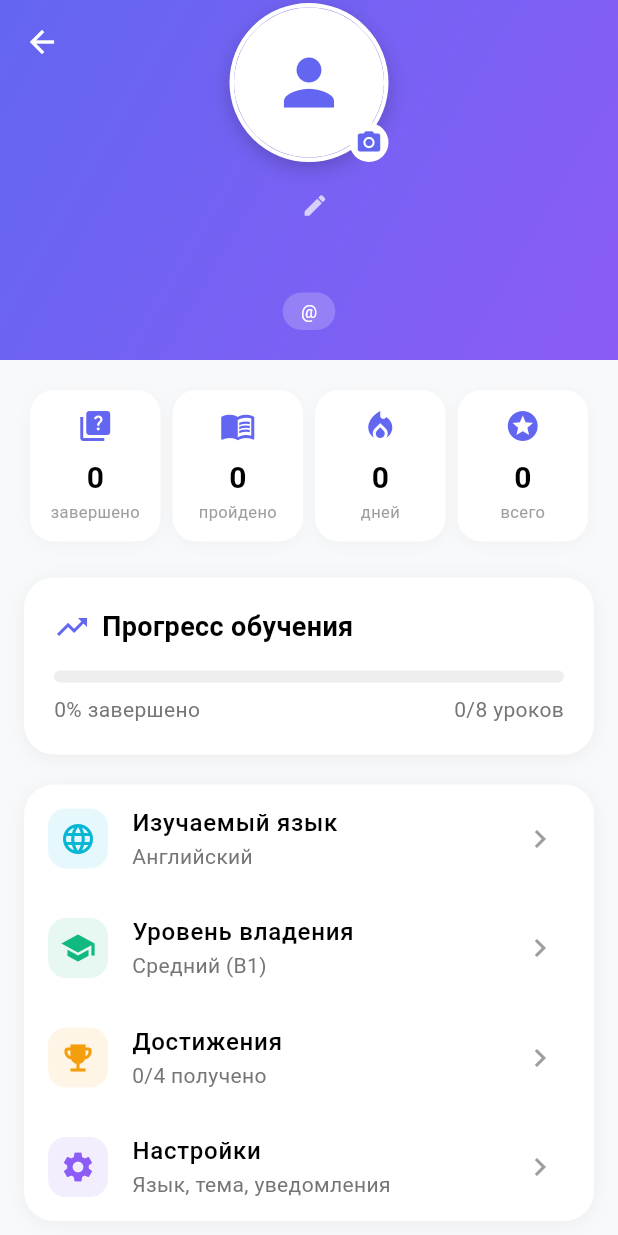
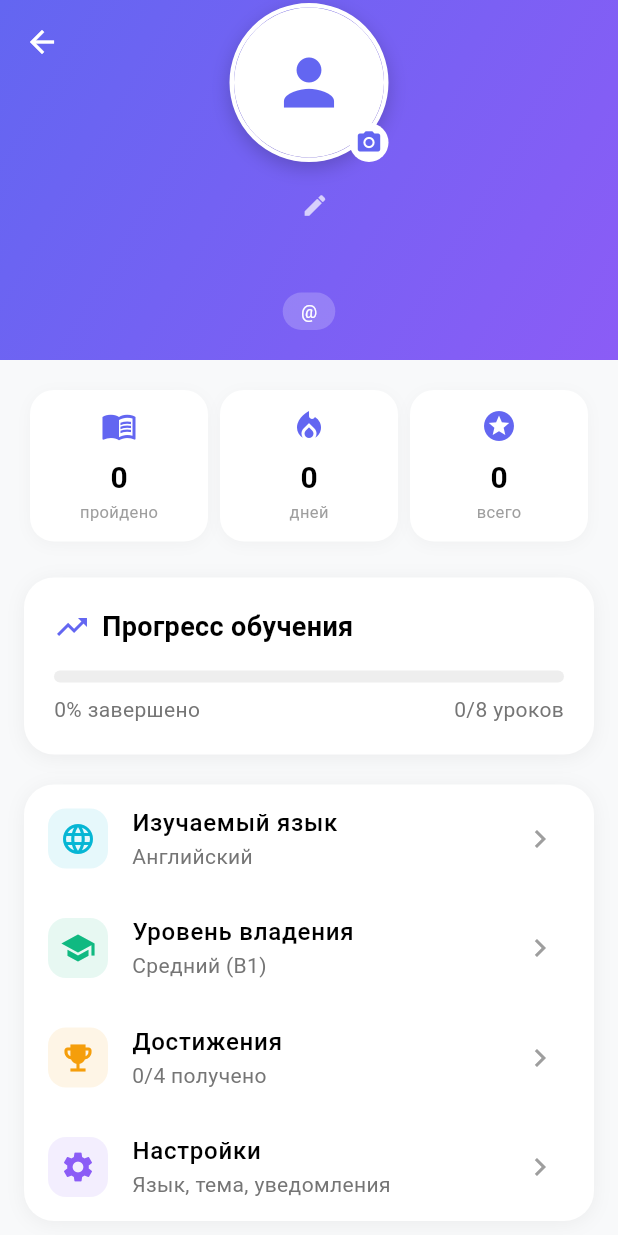
Before and after one commit to Yunus08444/PolyglotJoy, a Flutter app: the ProfilePage screen opened by its route, on a phone screen of 412 x 824 dp. Run offline on Flutter 3.47's test engine with Material 3 defaults, Android fonts, the phone set to English and light mode, and no system bars; our stand-ins replace dio, flutter_secure_storage, image_picker, shared_preferences; accounts and stored records are empty; network calls fail.

Commit message:
delete the test icons

```diff
--- a/lib/pages/profile/profile_page.dart
+++ b/lib/pages/profile/profile_page.dart
@@ -704,12 +704,6 @@ class _ProfilePageState extends State<ProfilePage> with WidgetsBindingObserver {
                         Row(
                           children: [
                             _buildStatCard(
-                              Icons.quiz,
-                              'Тесты',
-                              _completedTests,
-                              'завершено',
-                            ),
-                            _buildStatCard(
                               Icons.menu_book,
                               'Уроки',
                               _completedLessons,
```
